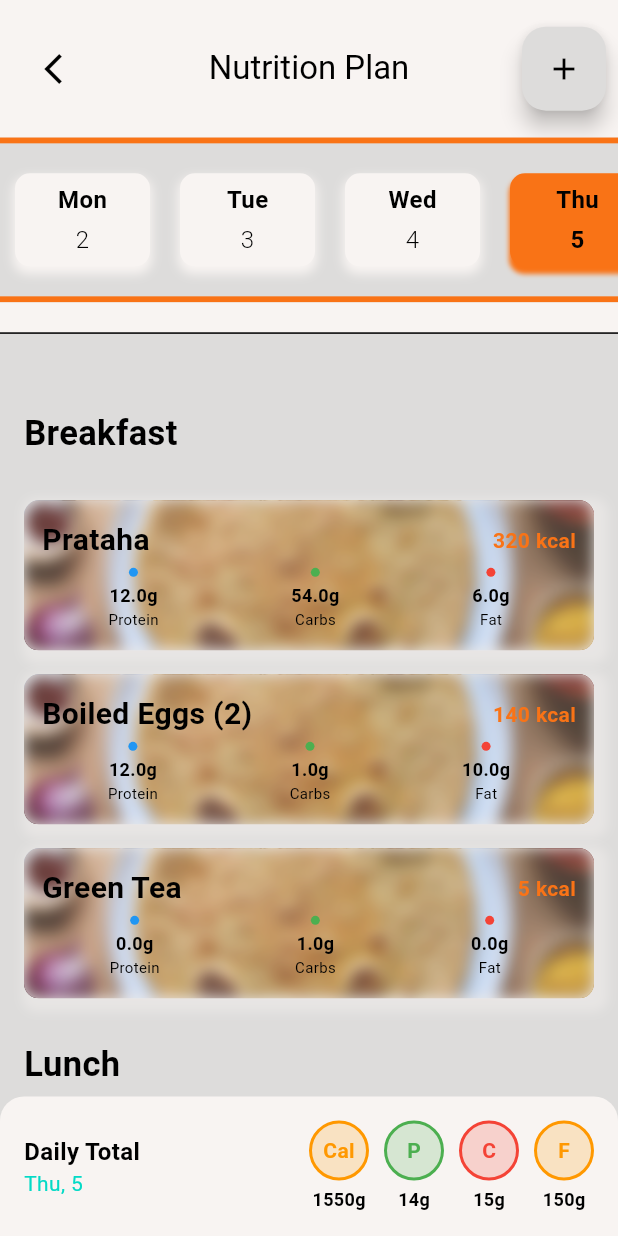
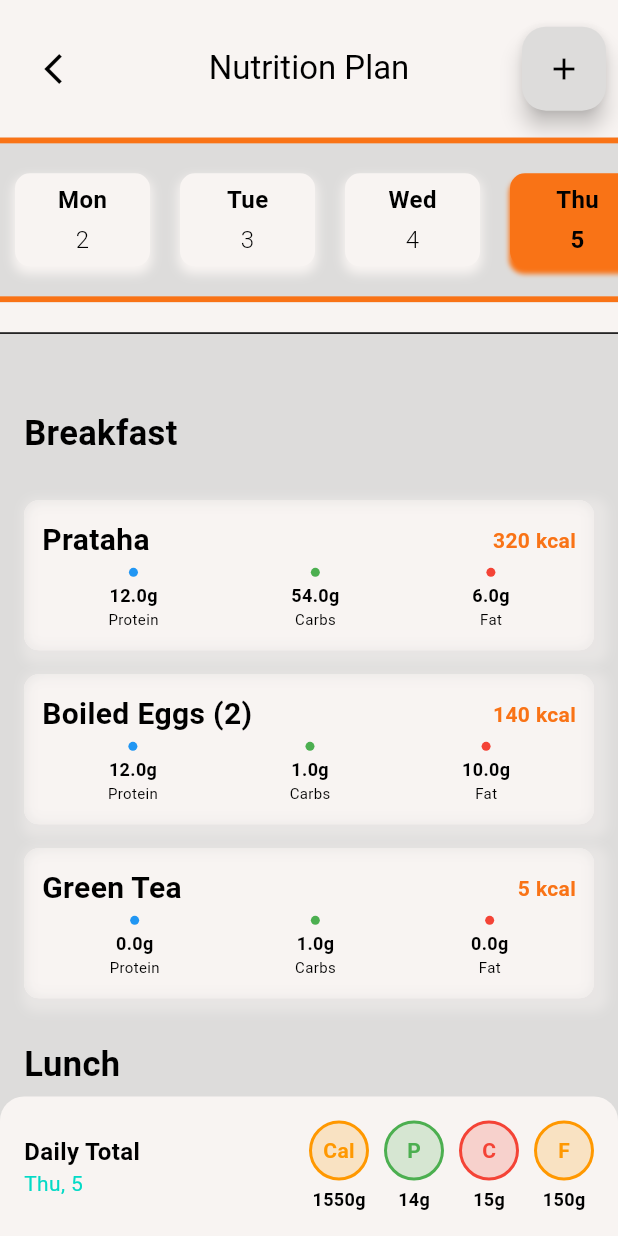
Before and after one commit to Hassan9865/fitness-app, a Flutter app: the NutritionScreen screen opened by its route, on a phone screen of 412 x 824 dp. Run offline on Flutter 3.47's test engine with Material 3 defaults, Android fonts, the phone set to English and light mode, and no system bars; our stand-ins replace bloc, equatable, fl_chart, flutter_bloc, font_awesome_flutter, go_router and 5 more; missing offline and left inert: girix_code_gauge, wheel_slider; accounts and stored records are empty.

```diff
--- a/lib/components/food_item_card.dart
+++ b/lib/components/food_item_card.dart
@@ -34,7 +34,7 @@ class FoodItemCard extends StatelessWidget {
           child: Stack(
             fit: StackFit.expand,
             children: [
-              Image.asset('assets/paratha.jpg', fit: BoxFit.cover),
+              // Image.asset('assets/paratha.jpg', fit: BoxFit.cover),
               BackdropFilter(
                 filter: ImageFilter.blur(sigmaX: 5, sigmaY: 5),
                 child: Container(color: appColors.background.withAlpha(10)),
```
